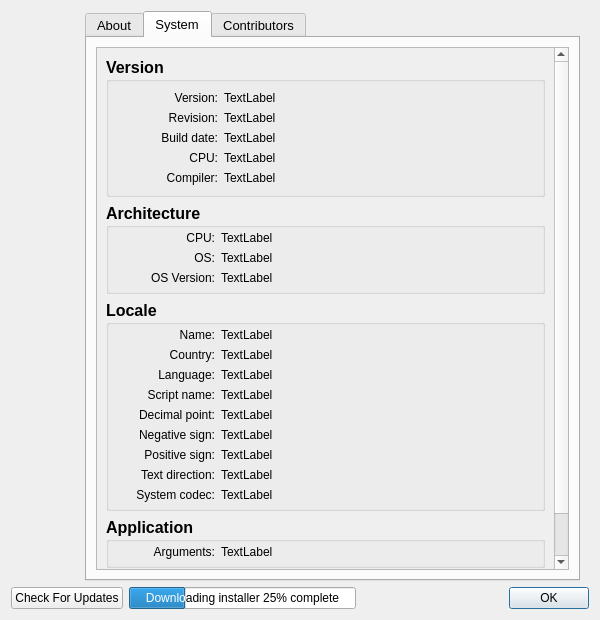
This is src/app/seamly2d/dialogs/about2d_dialog.ui in FashionFreedom/Seamly2D as Qt 5 draws it before an edit. The edited form follows.
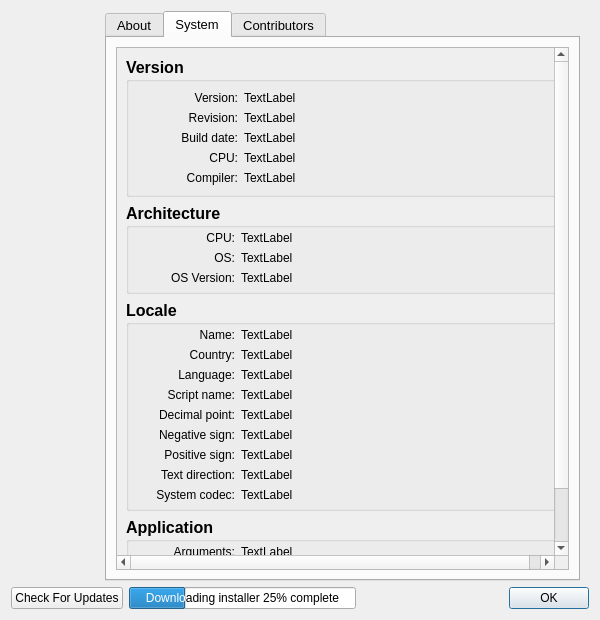
This is the edited form. The open tabs and pages were chosen to show the change. Icons and pictures are not drawn.

Commit message: fix logo aspect

```diff
--- a/src/app/seamly2d/dialogs/about2d_dialog.ui
+++ b/src/app/seamly2d/dialogs/about2d_dialog.ui
@@ -66,7 +66,7 @@
       <widget class="QLabel" name="label">
        <property name="minimumSize">
         <size>
-         <width>70</width>
+         <width>90</width>
          <height>0</height>
         </size>
        </property>
@@ -559,7 +559,7 @@
                <rect>
                 <x>0</x>
                 <y>0</y>
-                <width>453</width>
+                <width>446</width>
                 <height>599</height>
                </rect>
               </property>
```
Left out of the diff: 2 changed lines with no effect on the pictures.
